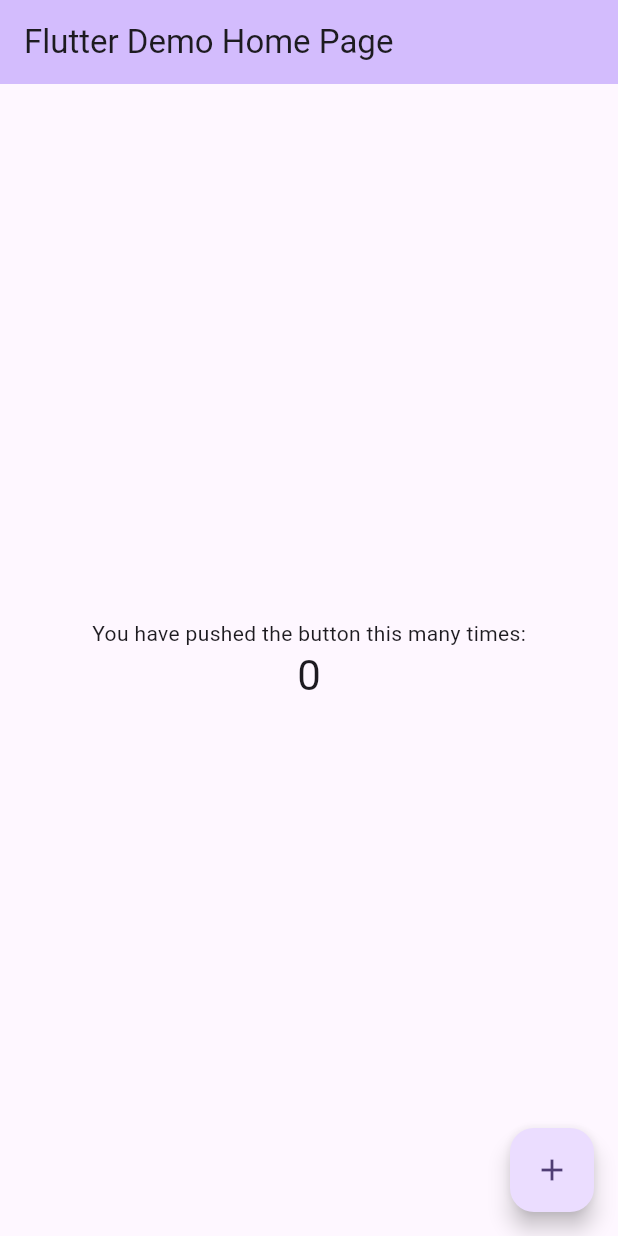
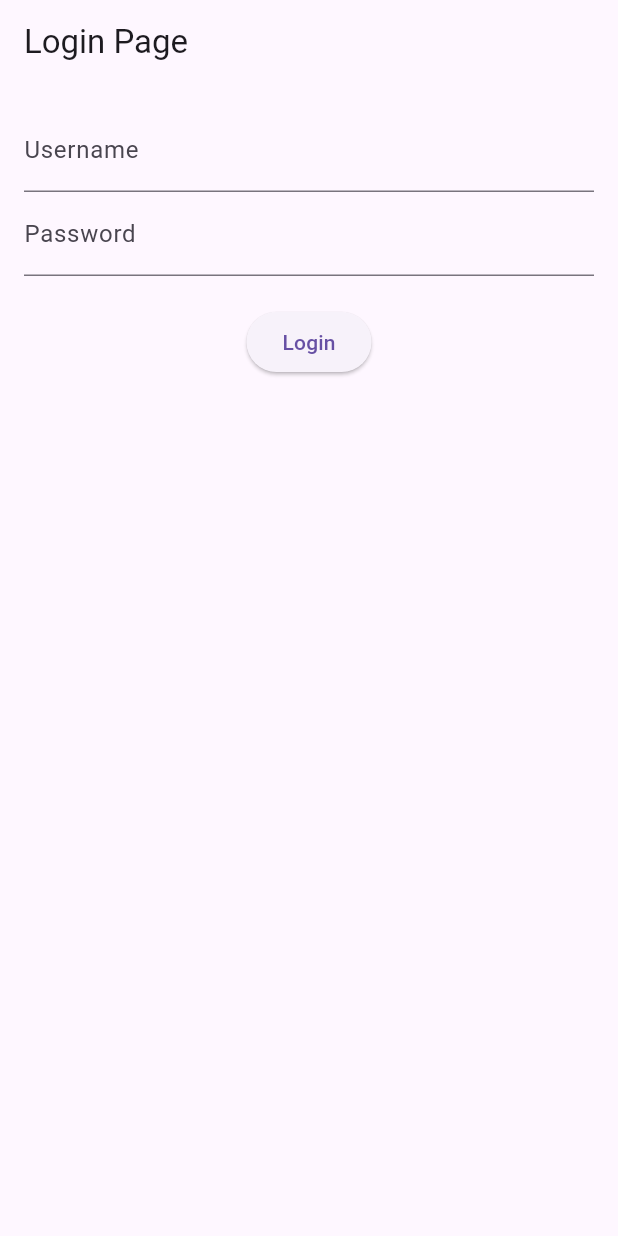
Before and after one commit to TEUNGKU-ZULKIFLI/ACEH_TICKET_TRAVEL_CAR, a Flutter app: the screen it shows after launch, on a phone screen of 412 x 824 dp. Run offline on Flutter 3.47's test engine with Material 3 defaults, Android fonts, the light colour scheme and no system bars.

Commit message:
001 | MEMBUAT PAGE LOGIN & SUKSES LOGIN TANPA LOGIKA DATABASE 💾

```diff
--- a/lib/main.dart
+++ b/lib/main.dart
@@ -1,125 +1,77 @@
 import 'package:flutter/material.dart';
 
 void main() {
-  runApp(const MyApp());
+  runApp(MyApp());
 }
 
 class MyApp extends StatelessWidget {
-  const MyApp({super.key});
-
-  // This widget is the root of your application.
   @override
   Widget build(BuildContext context) {
     return MaterialApp(
-      title: 'Flutter Demo',
+      title: 'Sistem Ticket Travel Car',
       theme: ThemeData(
-        // This is the theme of your application.
-        //
-        // TRY THIS: Try running your application with "flutter run". You'll see
-        // the application has a purple toolbar. Then, without quitting the app,
-        // try changing the seedColor in the colorScheme below to Colors.green
-        // and then invoke "hot reload" (save your changes or press the "hot
-        // reload" button in a Flutter-supported IDE, or press "r" if you used
-        // the command line to start the app).
-        //
-        // Notice that the counter didn't reset back to zero; the application
-        // state is not lost during the reload. To reset the state, use hot
-        // restart instead.
-        //
-        // This works for code too, not just values: Most code changes can be
-        // tested with just a hot reload.
-        colorScheme: ColorScheme.fromSeed(seedColor: Colors.deepPurple),
-        useMaterial3: true,
+        primarySwatch: Colors.blue,
       ),
-      home: const MyHomePage(title: 'Flutter Demo Home Page'),
+      home: LoginPage(),
     );
   }
 }
 
-class MyHomePage extends StatefulWidget {
-  const MyHomePage({super.key, required this.title});
-
-  // This widget is the home page of your application. It is stateful, meaning
-  // that it has a State object (defined below) that contains fields that affect
-  // how it looks.
-
-  // This class is the configuration for the state. It holds the values (in this
-  // case the title) provided by the parent (in this case the App widget) and
-  // used by the build method of the State. Fields in a Widget subclass are
-  // always marked "final".
-
-  final String title;
-
-  @override
-  State<MyHomePage> createState() => _MyHomePageState();
-}
-
-class _MyHomePageState extends State<MyHomePage> {
-  int _counter = 0;
-
-  void _incrementCounter() {
-    setState(() {
-      // This call to setState tells the Flutter framework that something has
-      // changed in this State, which causes it to rerun the build method below
-      // so that the display can reflect the updated values. If we changed
-      // _counter without calling setState(), then the build method would not be
-      // called again, and so nothing would appear to happen.
-      _counter++;
-    });
-  }
+class LoginPage extends StatelessWidget {
+  final TextEditingController usernameController = TextEditingController();
+  final TextEditingController passwordController = TextEditingController();
 
   @override
   Widget build(BuildContext context) {
-    // This method is rerun every time setState is called, for instance as done
-    // by the _incrementCounter method above.
-    //
-    // The Flutter framework has been optimized to make rerunning build methods
-    // fast, so that you can just rebuild anything that needs updating rather
-    // than having to individually change instances of widgets.
     return Scaffold(
       appBar: AppBar(
-        // TRY THIS: Try changing the color here to a specific color (to
-        // Colors.amber, perhaps?) and trigger a hot reload to see the AppBar
-        // change color while the other colors stay the same.
-        backgroundColor: Theme.of(context).colorScheme.inversePrimary,
-        // Here we take the value from the MyHomePage object that was created by
-        // the App.build method, and use it to set our appbar title.
-        title: Text(widget.title),
+        title: Text('Login Page'),
       ),
-      body: Center(
-        // Center is a layout widget. It takes a single child and positions it
-        // in the middle of the parent.
+      body: Padding(
+        padding: const EdgeInsets.all(16.0),
         child: Column(
-          // Column is also a layout widget. It takes a list of children and
-          // arranges them vertically. By default, it sizes itself to fit its
-          // children horizontally, and tries to be as tall as its parent.
-          //
-          // Column has various properties to control how it sizes itself and
-          // how it positions its children. Here we use mainAxisAlignment to
-          // center the children vertically; the main axis here is the vertical
-          // axis because Columns are vertical (the cross axis would be
-          // horizontal).
-          //
-          // TRY THIS: Invoke "debug painting" (choose the "Toggle Debug Paint"
-          // action in the IDE, or press "p" in the console), to see the
-          // wireframe for each widget.
-          mainAxisAlignment: MainAxisAlignment.center,
-          children: <Widget>[
-            const Text(
-              'You have pushed the button this many times:',
+          children: [
+            TextField(
+              controller: usernameController,
+              decoration: InputDecoration(labelText: 'Username'),
             ),
-            Text(
-              '$_counter',
-              style: Theme.of(context).textTheme.headlineMedium,
+            TextField(
+              controller: passwordController,
+              decoration: InputDecoration(labelText: 'Password'),
+              obscureText: true,
+            ),
+            SizedBox(height: 20),
+            ElevatedButton(
+              onPressed: () {
+                // Aksi ketika tombol login ditekan
+                if (usernameController.text.isNotEmpty &&
+                    passwordController.text.isNotEmpty) {
+                  // Beralih ke halaman dashboard
+                  Navigator.push(
+                    context,
+                    MaterialPageRoute(builder: (context) => DashboardPage()),
+                  );
+                }
+              },
+              child: Text('Login'),
             ),
           ],
         ),
       ),
-      floatingActionButton: FloatingActionButton(
-        onPressed: _incrementCounter,
-        tooltip: 'Increment',
-        child: const Icon(Icons.add),
-      ), // This trailing comma makes auto-formatting nicer for build methods.
     );
   }
 }
+
+class DashboardPage extends StatelessWidget {
+  @override
+  Widget build(BuildContext context) {
+    return Scaffold(
+      appBar: AppBar(
+        title: Text('Dashboard'),
+      ),
+      body: Center(
+        child: Text('Selamat datang di Dashboard!'),
+      ),
+    );
+  }
+}
```
